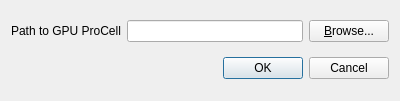
This is gui/preferences.ui in LeoneBacciu/ProCell as Qt 5 draws it before an edit. The edited form follows.
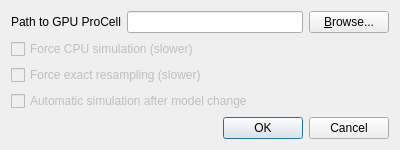
This is the edited form.

```diff
--- a/gui/preferences.ui
+++ b/gui/preferences.ui
@@ -7,13 +7,33 @@
     <x>0</x>
     <y>0</y>
     <width>400</width>
-    <height>101</height>
+    <height>141</height>
    </rect>
   </property>
   <property name="windowTitle">
    <string>Dialog</string>
   </property>
   <layout class="QGridLayout" name="gridLayout">
+   <item row="1" column="0">
+    <widget class="QCheckBox" name="forcecpu">
+     <property name="enabled">
+      <bool>false</bool>
+     </property>
+     <property name="text">
+      <string>Force CPU simulation (slower)</string>
+     </property>
+    </widget>
+   </item>
+   <item row="4" column="0">
+    <widget class="QDialogButtonBox" name="buttonBox">
+     <property name="orientation">
+      <enum>Qt::Horizontal</enum>
+     </property>
+     <property name="standardButtons">
+      <set>QDialogButtonBox::Cancel|QDialogButtonBox::Ok</set>
+     </property>
+    </widget>
+   </item>
    <item row="0" column="0">
     <layout class="QHBoxLayout" name="horizontalLayout_2">
      <item>
@@ -35,13 +55,29 @@
      </item>
     </layout>
    </item>
-   <item row="1" column="0">
-    <widget class="QDialogButtonBox" name="buttonBox">
-     <property name="orientation">
-      <enum>Qt::Horizontal</enum>
+   <item row="2" column="0">
+    <widget class="QCheckBox" name="forceresampling">
+     <property name="enabled">
+      <bool>false</bool>
      </property>
-     <property name="standardButtons">
-      <set>QDialogButtonBox::Cancel|QDialogButtonBox::Ok</set>
+     <property name="styleSheet">
+      <string notr="true"/>
+     </property>
+     <property name="text">
+      <string>Force exact resampling (slower)</string>
+     </property>
+     <property name="checked">
+      <bool>false</bool>
+     </property>
+    </widget>
+   </item>
+   <item row="3" column="0">
+    <widget class="QCheckBox" name="automaticresimulate">
+     <property name="enabled">
+      <bool>false</bool>
+     </property>
+     <property name="text">
+      <string>Automatic simulation after model change</string>
      </property>
     </widget>
    </item>
```
Left out of the diff: 2 changed lines with no effect on the pictures.
